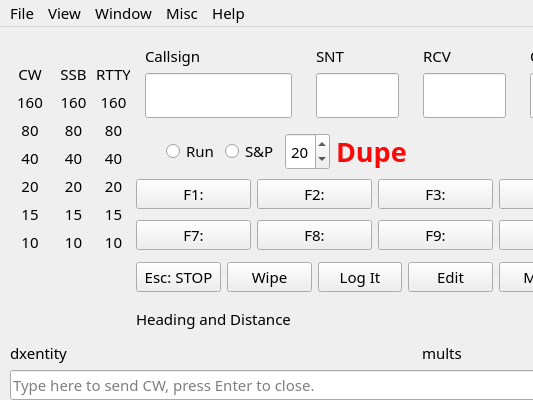
Qt form not1mm/data/main.ui (mbridak/not1mm) before a commit; both pictures show x 0 to 533 and y 0 to 400 of the 866 by 400 pixel window.
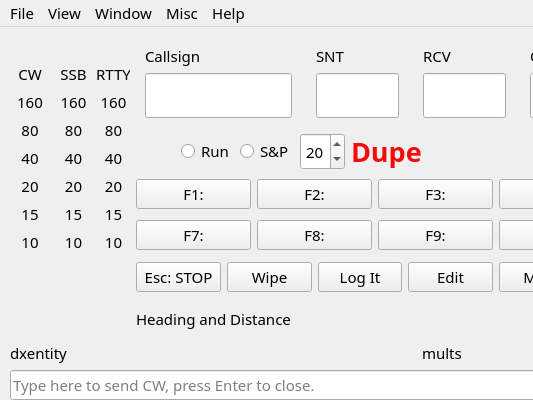
The same form after that commit.

Commit message: Add radio Icon

Diff of the .ui file:
```diff
--- a/not1mm/data/main.ui
+++ b/not1mm/data/main.ui
@@ -597,6 +597,16 @@
               </property>
              </widget>
             </item>
+            <item>
+             <widget class="QLabel" name="radio_icon">
+              <property name="text">
+               <string/>
+              </property>
+              <property name="alignment">
+               <set>Qt::AlignCenter</set>
+              </property>
+             </widget>
+            </item>
             <item>
              <widget class="QRadioButton" name="radioButton_run">
               <property name="focusPolicy">
```
Left out of the diff: 2 changed lines with no effect on the pictures. The commit also changes 3 other files.
